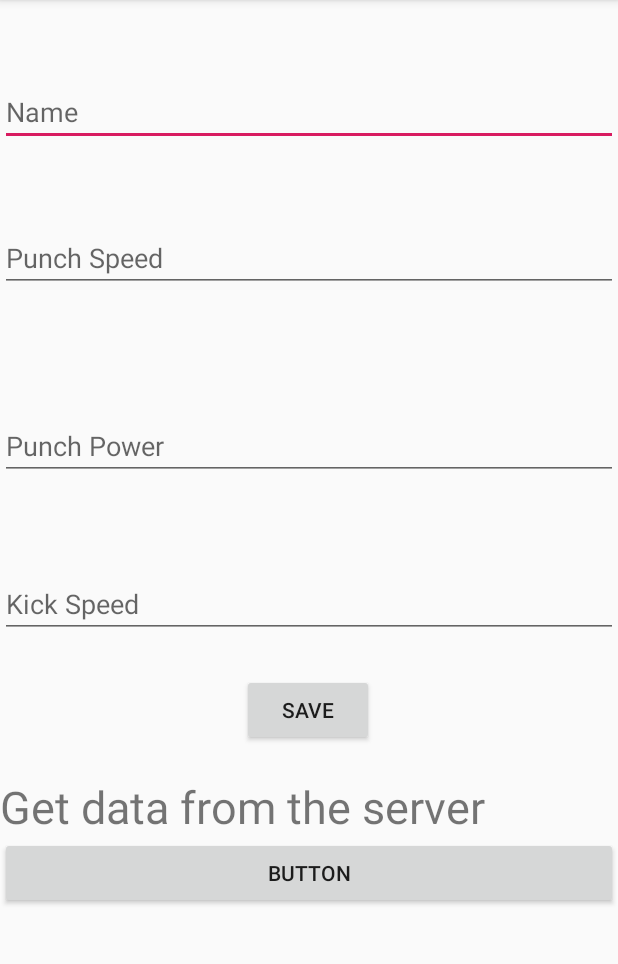
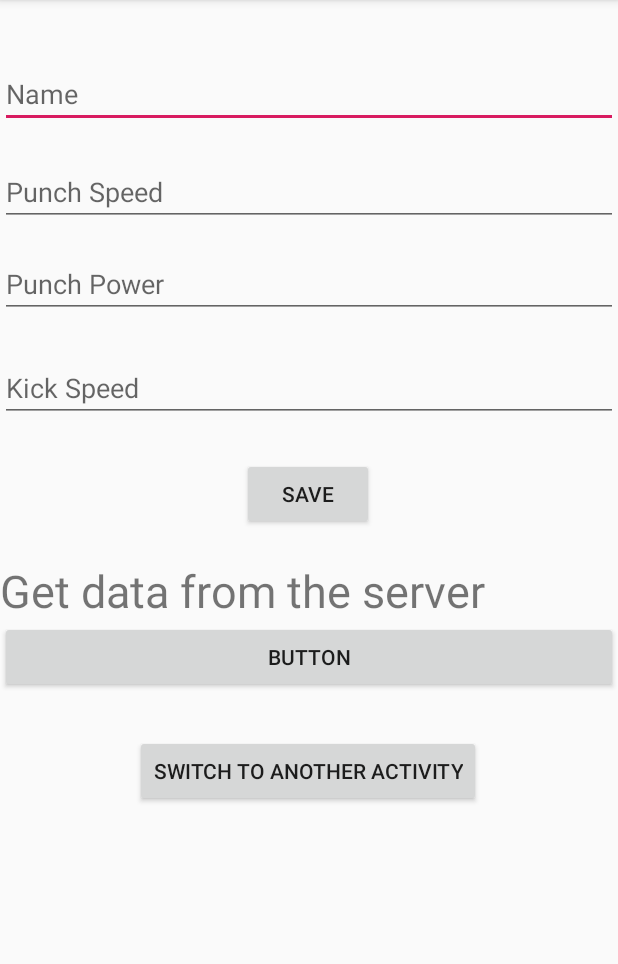
Before and after one commit to ArafathBaig/Instagram-Clone2.0, an Android app: the screen it shows after launch (MainActivity), on a phone screen of 412 x 824 dp, the part 84-1048 px from its top. Run offline under Robolectric (Android 15) with nearby library versions, the phone set to English and light mode, and no system bars; libraries missing offline, so code that uses them is left out: com.parse, com.shashank.sony; 1 statement that could not run was skipped.

```diff
--- a/app/src/main/java/arafath/myappcom/instagram_clone20/MainActivity.java
+++ b/app/src/main/java/arafath/myappcom/instagram_clone20/MainActivity.java
@@ -23,7 +23,7 @@ import java.util.Scanner;
 
 public class MainActivity extends AppCompatActivity implements  View.OnClickListener{
 
-    Button btn,btn2;
+    Button btn,btn2,button3;
     EditText editText, editText2, editText3, editText4;
     TextView textView;
     @Override
@@ -33,6 +33,7 @@ public class MainActivity extends AppCompatActivity implements  View.OnClickList
 
         btn = findViewById(R.id.button);
         btn2 = findViewById(R.id.btnGetData);
+        button3 = findViewById(R.id.anotherActivity);
         btn.setOnClickListener(MainActivity.this);
 
         textView = findViewById(R.id.textView);
@@ -53,6 +54,13 @@ public class MainActivity extends AppCompatActivity implements  View.OnClickList
                         }
                     }
                 });
+            }
+        });
+
+        button3.setOnClickListener(new View.OnClickListener() {
+            @Override
+            public void onClick(View v) {
+
             }
         });
 
--- /dev/null
+++ b/app/src/main/java/arafath/myappcom/instagram_clone20/SignUpLogin.java
@@ -0,0 +1,4 @@
+package arafath.myappcom.instagram_clone20;
+
+public class SignUpLogin {
+}
--- a/app/src/main/res/layout/activity_main.xml
+++ b/app/src/main/res/layout/activity_main.xml
@@ -10,12 +10,12 @@
         android:id="@+id/editText"
         android:layout_width="0dp"
         android:layout_height="wrap_content"
-        android:layout_marginTop="52dp"
+        android:layout_marginTop="40dp"
         android:ems="10"
         android:hint="Name"
         android:inputType="textPersonName"
         app:layout_constraintEnd_toEndOf="parent"
-        app:layout_constraintHorizontal_bias="1.0"
+        app:layout_constraintHorizontal_bias="0.0"
         app:layout_constraintStart_toStartOf="parent"
         app:layout_constraintTop_toTopOf="parent" />
 
@@ -23,11 +23,12 @@
         android:id="@+id/editText2"
         android:layout_width="0dp"
         android:layout_height="wrap_content"
-        android:layout_marginTop="52dp"
+        android:layout_marginTop="20dp"
         android:ems="10"
         android:hint="Punch Speed"
         android:inputType="textPersonName"
         app:layout_constraintEnd_toEndOf="parent"
+        app:layout_constraintHorizontal_bias="0.0"
         app:layout_constraintStart_toStartOf="parent"
         app:layout_constraintTop_toBottomOf="@+id/editText" />
 
@@ -35,11 +36,12 @@
         android:id="@+id/editText3"
         android:layout_width="0dp"
         android:layout_height="wrap_content"
-        android:layout_marginTop="80dp"
+        android:layout_marginTop="16dp"
         android:ems="10"
         android:hint="Punch Power"
         android:inputType="textPersonName"
         app:layout_constraintEnd_toEndOf="parent"
+        app:layout_constraintHorizontal_bias="0.0"
         app:layout_constraintStart_toStartOf="parent"
         app:layout_constraintTop_toBottomOf="@+id/editText2" />
 
@@ -47,11 +49,12 @@
         android:id="@+id/editText4"
         android:layout_width="0dp"
         android:layout_height="wrap_content"
-        android:layout_marginTop="60dp"
+        android:layout_marginTop="24dp"
         android:ems="10"
         android:hint="Kick Speed"
         android:inputType="textPersonName"
         app:layout_constraintEnd_toEndOf="parent"
+        app:layout_constraintHorizontal_bias="0.0"
         app:layout_constraintStart_toStartOf="parent"
         app:layout_constraintTop_toBottomOf="@+id/editText3" />
 
@@ -88,4 +91,15 @@
         app:layout_constraintStart_toStartOf="parent"
         app:layout_constraintTop_toBottomOf="@+id/textView" />
 
+    <Button
+        android:id="@+id/anotherActivity"
+        android:layout_width="wrap_content"
+        android:layout_height="wrap_content"
+        android:layout_marginTop="28dp"
+        android:text="Switch to another Activity"
+        app:layout_constraintEnd_toEndOf="parent"
+        app:layout_constraintHorizontal_bias="0.498"
+        app:layout_constraintStart_toStartOf="parent"
+        app:layout_constraintTop_toBottomOf="@+id/btnGetData" />
+
 </androidx.constraintlayout.widget.ConstraintLayout>
```
